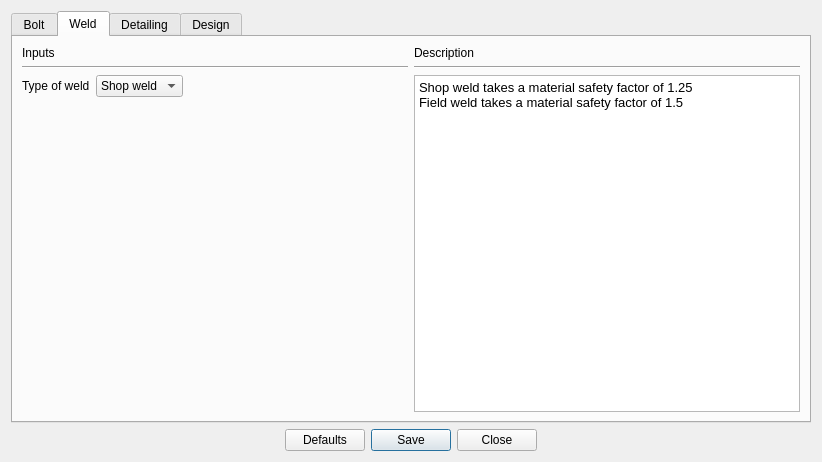
This is Connections/Shear/Finplate/design_preferences.ui in GreatDevelopers/osdag-core as Qt 5 draws it before an edit. The edited form follows.
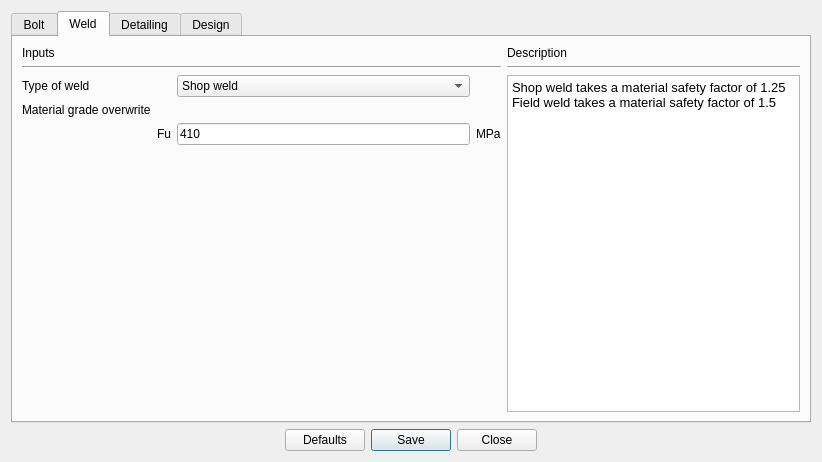
This is the edited form. The open tabs and pages were chosen to show the change.

Commit message: Feat: Add weld fu field in to designpreference dialog

Diff of the .ui file:
```diff
--- a/Connections/Shear/Finplate/design_preferences.ui
+++ b/Connections/Shear/Finplate/design_preferences.ui
@@ -269,58 +269,13 @@
       </attribute>
       <layout class="QGridLayout" name="gridLayout_8">
        <item row="0" column="0">
-        <layout class="QGridLayout" name="gridLayout_6">
-         <item row="0" column="0">
-          <widget class="QLabel" name="label_16">
-           <property name="text">
-            <string>Inputs</string>
-           </property>
-          </widget>
-         </item>
-         <item row="1" column="0" colspan="3">
-          <widget class="Line" name="line_8">
-           <property name="orientation">
-            <enum>Qt::Horizontal</enum>
-           </property>
-          </widget>
-         </item>
-         <item row="2" column="0">
-          <widget class="QLabel" name="label_22">
-           <property name="text">
-            <string>Type of weld</string>
-           </property>
-          </widget>
-         </item>
-         <item row="2" column="1">
-          <widget class="QComboBox" name="combo_weldType">
-           <item>
-            <property name="text">
-             <string>Shop weld</string>
-            </property>
-           </item>
-           <item>
-            <property name="text">
-             <string>Field weld</string>
-            </property>
-           </item>
-          </widget>
-         </item>
-         <item row="2" column="2">
-          <spacer name="horizontalSpacer_4">
-           <property name="orientation">
-            <enum>Qt::Horizontal</enum>
-           </property>
-           <property name="sizeHint" stdset="0">
-            <size>
-             <width>211</width>
-             <height>20</height>
-            </size>
-           </property>
-          </spacer>
-         </item>
-        </layout>
+        <widget class="QLabel" name="label_16">
+         <property name="text">
+          <string>Inputs</string>
+         </property>
+        </widget>
        </item>
-       <item row="0" column="1" rowspan="2">
+       <item row="0" column="4" rowspan="6">
         <layout class="QGridLayout" name="gridLayout_7">
          <item row="0" column="0">
           <widget class="QLabel" name="label_17">
@@ -356,7 +311,66 @@
          </item>
         </layout>
        </item>
-       <item row="1" column="0">
+       <item row="1" column="0" colspan="4">
+        <widget class="Line" name="line_8">
+         <property name="orientation">
+          <enum>Qt::Horizontal</enum>
+         </property>
+        </widget>
+       </item>
+       <item row="2" column="0">
+        <widget class="QLabel" name="label_22">
+         <property name="text">
+          <string>Type of weld</string>
+         </property>
+        </widget>
+       </item>
+       <item row="2" column="2">
+        <widget class="QComboBox" name="combo_weldType">
+         <item>
+          <property name="text">
+           <string>Shop weld</string>
+          </property>
+         </item>
+         <item>
+          <property name="text">
+           <string>Field weld</string>
+          </property>
+         </item>
+        </widget>
+       </item>
+       <item row="3" column="0">
+        <widget class="QLabel" name="label_6">
+         <property name="text">
+          <string>Material grade overwrite</string>
+         </property>
+        </widget>
+       </item>
+       <item row="4" column="1">
+        <widget class="QLabel" name="label_10">
+         <property name="text">
+          <string>Fu</string>
+         </property>
+        </widget>
+       </item>
+       <item row="4" column="2">
+        <widget class="QLineEdit" name="txt_weldFu">
+         <property name="text">
+          <string>410</string>
+         </property>
+         <property name="alignment">
+          <set>Qt::AlignLeading|Qt::AlignLeft|Qt::AlignVCenter</set>
+         </property>
+        </widget>
+       </item>
+       <item row="4" column="3">
+        <widget class="QLabel" name="label_12">
+         <property name="text">
+          <string>MPa</string>
+         </property>
+        </widget>
+       </item>
+       <item row="5" column="2">
         <spacer name="verticalSpacer_2">
          <property name="orientation">
           <enum>Qt::Vertical</enum>
```
Left out of the diff: 4 changed lines with no effect on the pictures. The commit also changes 2 other files.
